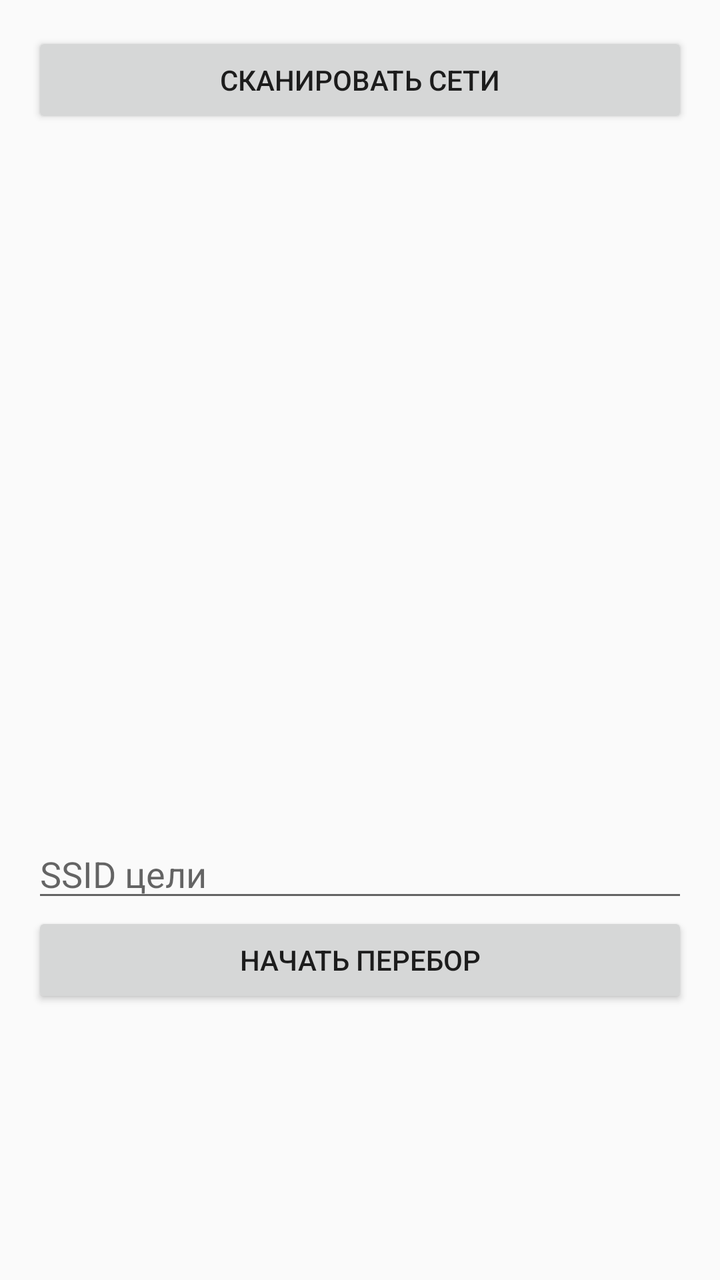
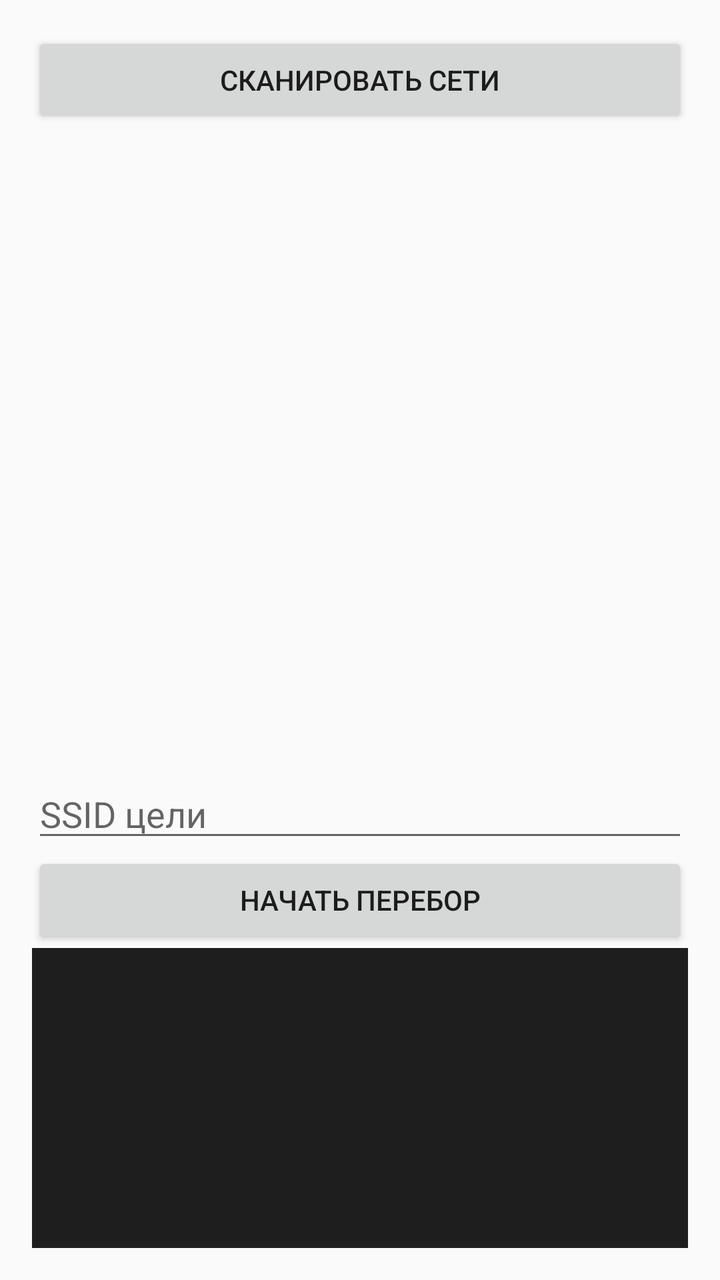

Two renders of the same Android screen: before a commit and after it. Below are the layout's source before the change and the commit's diff.
<!-- AndroidManifest.xml: application theme Theme.AppCompat.DayNight.NoActionBar -->
<!-- res/layout/activity_main.xml -->
<?xml version="1.0" encoding="utf-8"?>
<LinearLayout xmlns:android="http://schemas.android.com/apk/res/android"
    android:orientation="vertical"
    android:padding="16dp"
    android:layout_width="match_parent"
    android:layout_height="match_parent">

    <Button
        android:id="@+id/btnScan"
        android:layout_width="match_parent"
        android:layout_height="wrap_content"
        android:text="Сканировать сети"/>

    <ListView
        android:id="@+id/listNets"
        android:layout_width="match_parent"
        android:layout_height="0dp"
        android:layout_weight="1"/>

    <EditText
        android:id="@+id/inputTarget"
        android:layout_width="match_parent"
        android:layout_height="wrap_content"
        android:hint="SSID цели"/>

    <Button
        android:id="@+id/btnAttack"
        android:layout_width="match_parent"
        android:layout_height="wrap_content"
        android:text="Начать перебор"/>

    <TextView
        android:id="@+id/txtLog"
        android:layout_width="match_parent"
        android:layout_height="120dp"
        android:scrollbars="vertical"
        android:textSize="12sp"
        android:fontFamily="monospace"/>
</LinearLayout>
<!-- resources referenced by this layout -->
<resources>

</resources>

<!-- the commit's change to res/layout/activity_main.xml (unified diff, before → after) -->
@@ -29,11 +29,18 @@
         android:layout_height="wrap_content"
         android:text="Начать перебор"/>
 
-    <TextView
-        android:id="@+id/txtLog"
+    <ScrollView
         android:layout_width="match_parent"
-        android:layout_height="120dp"
-        android:scrollbars="vertical"
-        android:textSize="12sp"
-        android:fontFamily="monospace"/>
+        android:layout_height="150dp"
+        android:background="#1E1E1E"
+        android:padding="8dp">
+
+        <TextView
+            android:id="@+id/txtLog"
+            android:layout_width="match_parent"
+            android:layout_height="wrap_content"
+            android:textColor="#00FF00"
+            android:textSize="12sp"
+            android:fontFamily="monospace"/>
+    </ScrollView>
 </LinearLayout>
